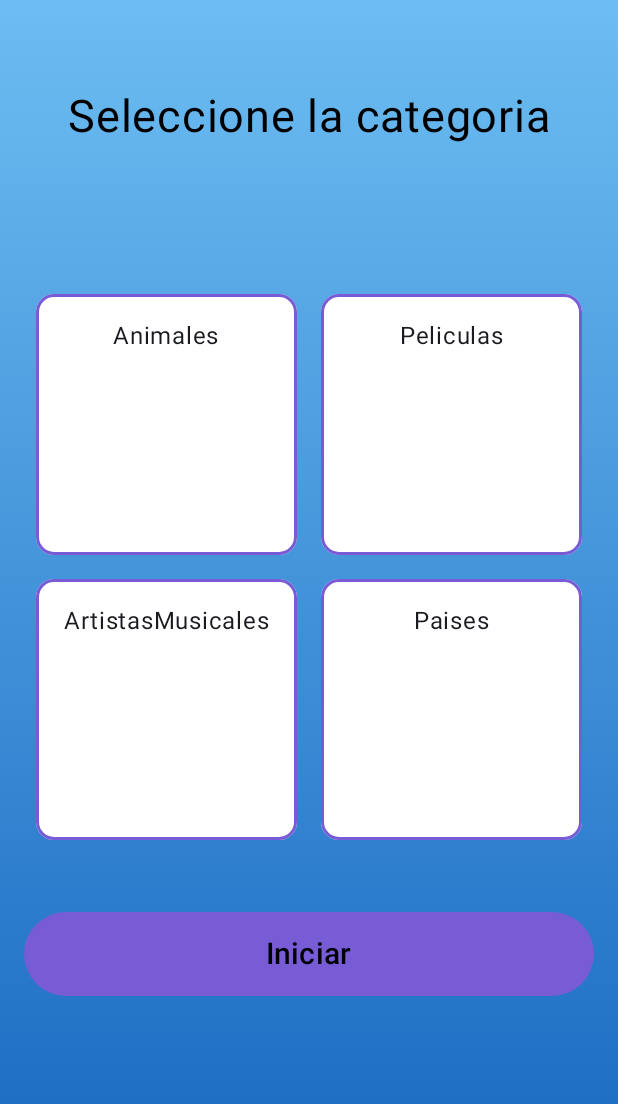
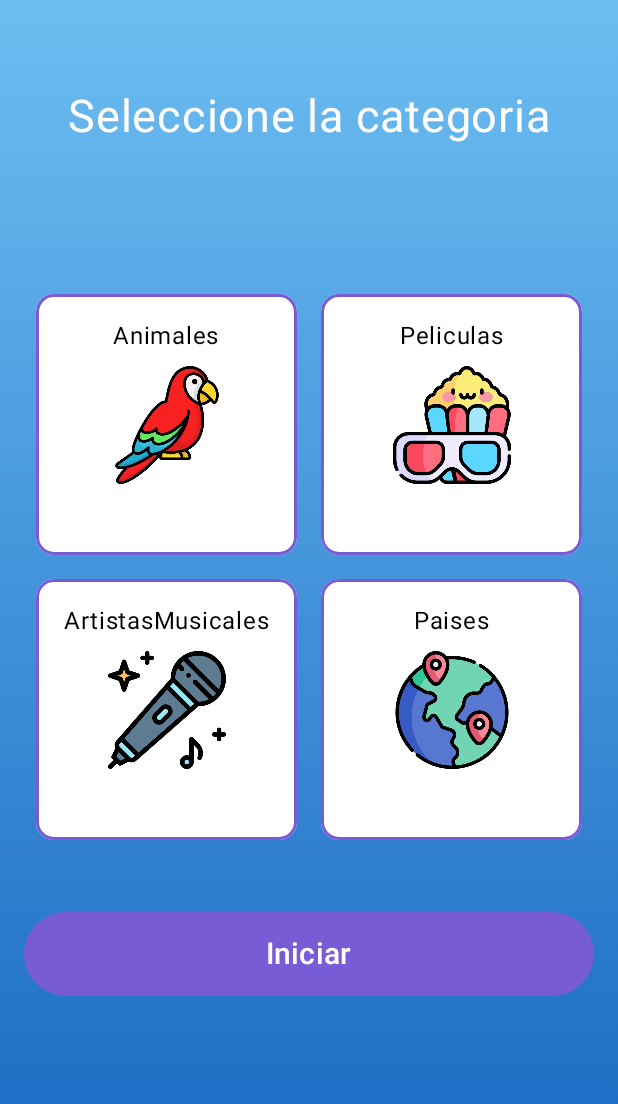
Before and after one commit to Smontero03/Juego-Charadas, an Android app built with Jetpack Compose: the screen it shows after launch (MainActivity), after a tap on "Jugar", on a phone screen of 412 x 824 dp. Shown: the top 1104 px of the screen. Run offline under Robolectric (Android 15) with nearby library versions, the phone set to English and light mode, and no system bars.

Commit message:
Creacion de la pantalla de resultados y su funcionalidad , se añadieron imagenes para las categorias

```diff
--- a/app/src/main/java/com/example/charadas/GameModeActivity.kt
+++ b/app/src/main/java/com/example/charadas/GameModeActivity.kt
@@ -1,12 +1,15 @@
 package com.example.charadas
 
+import android.app.Activity
 import android.content.Intent
+import android.content.pm.ActivityInfo
 import android.os.Bundle
 import android.widget.Button
 import android.widget.Toast
 import androidx.activity.ComponentActivity
 import androidx.activity.compose.setContent
 import androidx.activity.enableEdgeToEdge
+import androidx.compose.foundation.Image
 import androidx.compose.foundation.background
 import androidx.compose.foundation.border
 import androidx.compose.foundation.clickable
@@ -19,6 +22,7 @@ import androidx.compose.foundation.layout.fillMaxSize
 import androidx.compose.foundation.layout.fillMaxWidth
 import androidx.compose.foundation.layout.height
 import androidx.compose.foundation.layout.padding
+import androidx.compose.foundation.layout.size
 import androidx.compose.foundation.lazy.grid.GridCells
 import androidx.compose.foundation.lazy.grid.LazyVerticalGrid
 import androidx.compose.foundation.lazy.grid.items
@@ -30,6 +34,7 @@ import androidx.compose.material3.Text
 import androidx.compose.material3.Card
 import androidx.compose.material3.CardDefaults
 import androidx.compose.runtime.Composable
+import androidx.compose.runtime.DisposableEffect
 import androidx.compose.runtime.getValue
 import androidx.compose.runtime.mutableStateOf
 import androidx.compose.runtime.remember
@@ -38,6 +43,8 @@ import androidx.compose.ui.Alignment
 import androidx.compose.ui.Modifier
 import androidx.compose.ui.graphics.Brush
 import androidx.compose.ui.graphics.Color
+import androidx.compose.ui.platform.LocalContext
+import androidx.compose.ui.res.painterResource
 import androidx.compose.ui.text.style.LineHeightStyle
 import androidx.compose.ui.tooling.preview.Preview
 import androidx.compose.ui.unit.dp
@@ -55,6 +62,16 @@ fun GameModeMenu(
     onStartClick: () -> Unit
 ) {
     var selectedCategory by remember { mutableStateOf<String?>(null) }
+    val context = LocalContext.current
+    val activity = context as? Activity
+
+    DisposableEffect(Unit) {
+        activity?.requestedOrientation = ActivityInfo.SCREEN_ORIENTATION_PORTRAIT
+        onDispose {
+
+            activity?.requestedOrientation = ActivityInfo.SCREEN_ORIENTATION_UNSPECIFIED
+        }
+    }
 
     Column(
         modifier = Modifier
@@ -70,7 +87,7 @@ fun GameModeMenu(
         Text(
             "Seleccione la categoria",
             modifier = Modifier.padding(top = 60.dp, bottom = 100.dp),
-            color = Color.Black,
+            color = Color.White,
             fontSize = 30.sp
         )
 
@@ -85,7 +102,7 @@ fun GameModeMenu(
     }
 }
 @Composable
-fun CategoryItem(name: String,onClick:()-> Unit){
+fun CategoryItem(name: String,imageRes: Int?,onClick:()-> Unit){
     val shape= RoundedCornerShape(12.dp)
 
     Card (
@@ -102,10 +119,23 @@ fun CategoryItem(name: String,onClick:()-> Unit){
             horizontalAlignment = Alignment.CenterHorizontally,
             verticalArrangement = Arrangement.Top)
         {
+
+
             Text(
                 text = name,
                 modifier = Modifier.padding(top = 16.dp, bottom = 8.dp)
+                ,Color.Black
             )
+            imageRes?.let {
+                Image(
+                    painter = painterResource(id = it),
+                    contentDescription = name,
+                    modifier = Modifier
+                        .size(80.dp)
+                        .padding(bottom = 1.dp)
+                )
+            }
+
 
         }
 
@@ -116,6 +146,12 @@ fun CategoryItem(name: String,onClick:()-> Unit){
 @Composable
 fun CategoryGrid(onCategorySelected:(String)-> Unit){
     val categoriesToShow= RepositorioPalabras.categoryNames
+    val categoryImages = mapOf(
+        "Animales" to R.drawable.loro,
+        "Peliculas" to R.drawable.cine,
+        "ArtistasMusicales" to R.drawable.microfono,
+        "Paises" to R.drawable.paises
+    )
 
     LazyVerticalGrid(columns= GridCells.Fixed(2),
         contentPadding = PaddingValues(horizontal = 8.dp),
@@ -126,6 +162,7 @@ fun CategoryGrid(onCategorySelected:(String)-> Unit){
         items(categoriesToShow) { categoryName ->
             CategoryItem(
                 name = categoryName,
+                imageRes = categoryImages[categoryName],
                 onClick = { onCategorySelected(categoryName) }
             )
         }
@@ -141,7 +178,7 @@ fun StartButton(onClick: () -> Unit){
             .height(56.dp),
         shape=RoundedCornerShape(50),
         colors= ButtonDefaults.buttonColors(
-            contentColor = Color.Black, containerColor = Color(0xff775cd6)
+            contentColor = Color.White, containerColor = Color(0xff775cd6)
 
         )
 
@@ -152,25 +189,3 @@ fun StartButton(onClick: () -> Unit){
     }
 
 }
-
-
-@Preview(showBackground = true)
-@Composable
-fun GameModeMenuPreview() {
-    Column(modifier = Modifier
-        .fillMaxSize()
-        .background(Brush.verticalGradient( colors = listOf(Color(0xFF6DBDF2), Color(0xFF1565C0))))
-        .padding(start = 16.dp, end = 16.dp, bottom =160 .dp),
-        horizontalAlignment = Alignment.CenterHorizontally
-    ){
-        Text("Seleccione la categoria", modifier = Modifier.padding(top = 60.dp, bottom = 100.dp),
-            color=Color.Black,fontSize = 30.sp
-
-        )
-
-        CategoryGrid(onCategorySelected = {})
-        Spacer(modifier= Modifier.weight(1f))
-        StartButton(onClick = {})
-
-    }
-}
--- a/app/src/main/java/com/example/charadas/MainActivity.kt
+++ b/app/src/main/java/com/example/charadas/MainActivity.kt
@@ -63,7 +63,7 @@ fun Inicio(modifier: Modifier,onPlayClick:()-> Unit){
         .padding(top = 150.dp), fontSize = 40.sp, color = Color(0xFFFFFFFF))
         Spacer(modifier= Modifier.height(325.dp))
 
-        Button(onClick = onPlayClick,modifier= Modifier.align(Alignment.CenterHorizontally).height(80.dp).width(250.dp), colors = ButtonDefaults.buttonColors(containerColor = Color(0xff8879f7), contentColor = Color.White)) {
+        Button(onClick = onPlayClick,modifier= Modifier.align(Alignment.CenterHorizontally).height(60.dp).width(250.dp), colors = ButtonDefaults.buttonColors(containerColor = Color(0xff8879f7), contentColor = Color.White)) {
             Text("Jugar", fontSize = 30.sp)
         }
 
@@ -78,6 +78,7 @@ fun AppNavigator(modifier: Modifier) {
 
     NavHost(navController = navController, startDestination = "Inicio") {
 
+        //  Pantalla de inicio
         composable("Inicio") {
             Inicio(
                 modifier = Modifier.fillMaxSize(),
@@ -85,6 +86,7 @@ fun AppNavigator(modifier: Modifier) {
             )
         }
 
+        //  Menú principal
         composable("menu") {
             GameModeMenu(
                 modifier = Modifier.fillMaxSize(),
@@ -99,7 +101,7 @@ fun AppNavigator(modifier: Modifier) {
             )
         }
 
-
+        // Pantalla de rotación
         composable(
             route = "rotation/{categoria}",
             arguments = listOf(navArgument("categoria") { type = NavType.StringType })
@@ -108,23 +110,44 @@ fun AppNavigator(modifier: Modifier) {
             RotationScreen(
                 modifier = Modifier.fillMaxSize(),
                 categoria = categoria,
-                navController= navController
+                navController = navController
             )
         }
 
+        //  Pantalla de juego
         composable(
             route = "game/{categoria}",
             arguments = listOf(navArgument("categoria") { type = NavType.StringType })
         ) { backStackEntry ->
-            val categoria = backStackEntry.arguments?.getString("categoria")?:"Desconocido"
-            Gameplay(modifier= Modifier.fillMaxSize(),categoria=categoria,navController= navController)
+            val categoria = backStackEntry.arguments?.getString("categoria") ?: "Desconocido"
+            Gameplay(
+                modifier = Modifier.fillMaxSize(),
+                categoria = categoria,
+                navController = navController
+            )
         }
 
+        // pantalla de resultados
+        composable(
+            route = "resultados/{puntos1}/{puntos2}",
+            arguments = listOf(
+                navArgument("puntos1") { type = NavType.IntType },
+                navArgument("puntos2") { type = NavType.IntType }
+            )
+        ) { backStackEntry ->
+            val puntos1 = backStackEntry.arguments?.getInt("puntos1") ?: 0
+            val puntos2 = backStackEntry.arguments?.getInt("puntos2") ?: 0
+
+            ResultsScreen(
+                aciertosEquipo1 = puntos1,
+                aciertosEquipo2 = puntos2,
+                onVolverMenu = {
+                    navController.navigate("menu") {
+                        // Evita duplicar pantallas en la pila
+                        popUpTo("Inicio") { inclusive = false }
+                    }
+                }
+            )
+        }
     }
 }
-
-@Preview(showBackground = true)
-@Composable
-fun GreetingPreview() {
-    //Inicio(modifier = Modifier)
-}
--- a/app/src/main/res/values/strings.xml
+++ b/app/src/main/res/values/strings.xml
@@ -4,4 +4,5 @@
     <string name="title_activity_game_mode">GameModeActivity</string>
     <string name="title_activity_rotate">RotateActivity</string>
     <string name="title_activity_game">GameActivity</string>
+    <string name="title_activity_results">ResultsActivity</string>
 </resources>
```
Also changed, not shown: app/src/main/AndroidManifest.xml (+6 -2 lines), app/src/main/java/com/example/charadas/GameActivity.kt (+32 -10 lines), app/src/main/java/com/example/charadas/ResultsActivity.kt (added, +150 -0 lines), app/src/main/res/drawable/cine.png (added), app/src/main/res/drawable/loro.png (added), app/src/main/res/drawable/microfono.png (added), app/src/main/res/drawable/paises.png (added).
